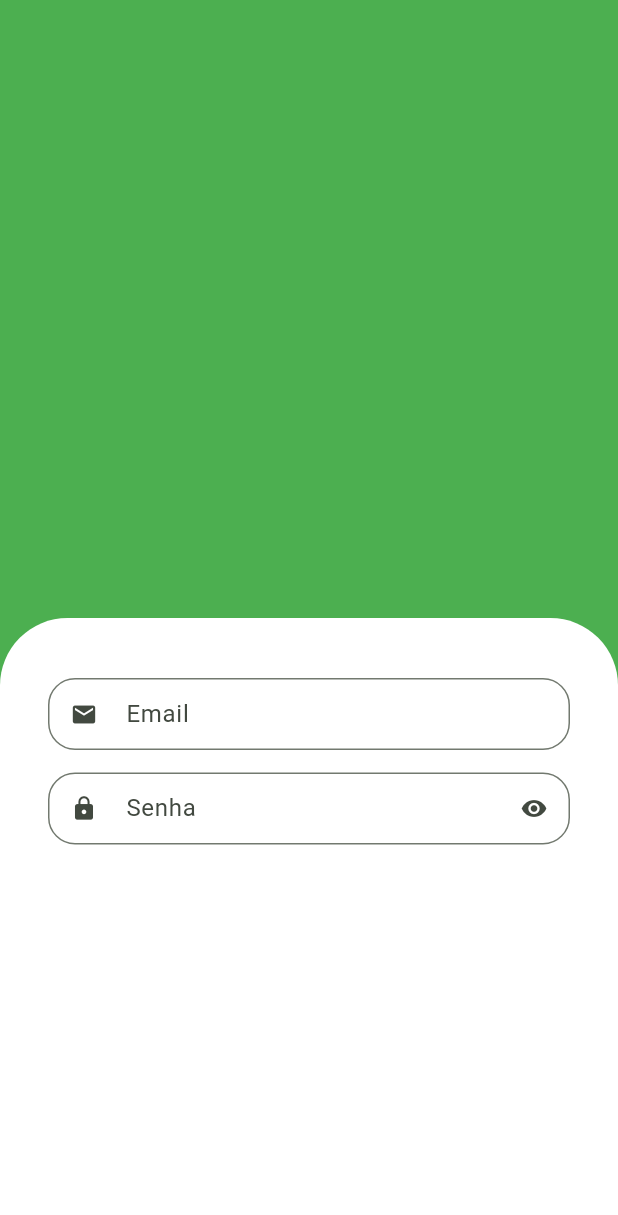
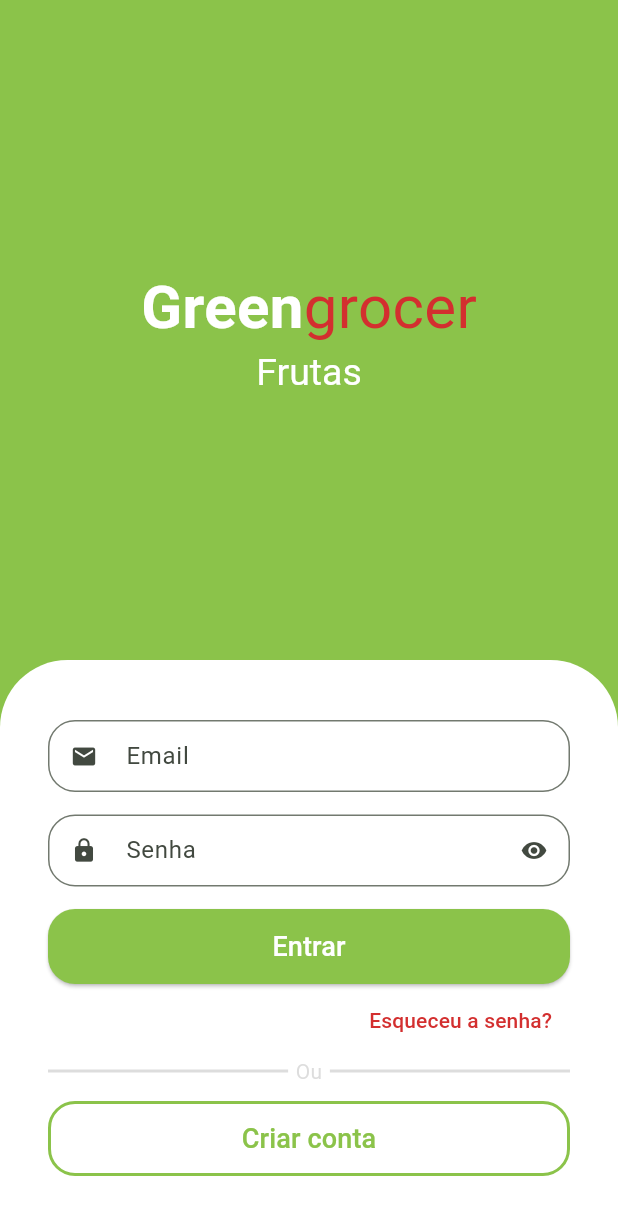
Before and after one commit to randradee/greengrocer, a Flutter app: the screen it shows after launch, on a phone screen of 412 x 824 dp. Shown: the top 1215 px of the screen. Run offline on Flutter 3.47's test engine with Material 3 defaults, Android fonts, the phone set to English and light mode, and no system bars; drawn by our look-alikes of animated_text_kit.

Commit message:
tela de login finalizada

```diff
--- a/lib/src/auth/sign_in_screen.dart
+++ b/lib/src/auth/sign_in_screen.dart
@@ -1,44 +1,162 @@
 import 'package:flutter/material.dart';
+import 'package:flutter/widgets.dart';
 import 'package:greengrocer/src/auth/components/custom_text_field.dart';
+import 'package:animated_text_kit/animated_text_kit.dart';
+import 'package:greengrocer/src/config/custom_colors.dart';
 
 class SignInScreen extends StatelessWidget {
   const SignInScreen({super.key});
 
   @override
   Widget build(BuildContext context) {
+    final size = MediaQuery.of(context).size;
+
     return Scaffold(
-      backgroundColor: Colors.green,
-      body: Column(
+      backgroundColor: CustomColors.customSwatchColor,
+      body: SingleChildScrollView(
+        child: SizedBox(
+          height: size.height,
+          width: size.width,
+          child: Column(
             children: [
               Expanded(
-            child: Container(
-              color: Colors.green,
+                  child: Column(
+                mainAxisAlignment: MainAxisAlignment.center,
+                children: [
+                  // Nome do app
+                  Text.rich(
+                    TextSpan(style: const TextStyle(fontSize: 40), children: [
+                      const TextSpan(
+                          text: 'Green',
+                          style: TextStyle(
+                              color: Colors.white,
+                              fontWeight: FontWeight.bold)),
+                      TextSpan(
+                          text: 'grocer',
+                          style: TextStyle(
+                              color: CustomColors.customContrastColor))
+                    ]),
                   ),
+                  // Categorias
+                  SizedBox(
+                    height: 30,
+                    child: DefaultTextStyle(
+                      style: const TextStyle(fontSize: 25),
+                      child: AnimatedTextKit(
+                          isRepeatingAnimation: true,
+                          repeatForever: true,
+                          pause: Duration.zero,
+                          animatedTexts: [
+                            FadeAnimatedText('Frutas'),
+                            FadeAnimatedText('Verduras'),
+                            FadeAnimatedText('Legumes'),
+                            FadeAnimatedText('Carnes'),
+                            FadeAnimatedText('Cereais'),
+                            FadeAnimatedText('Laticínios'),
+                          ]),
                     ),
-          Expanded(
-            child: Container(
-              padding: const EdgeInsets.symmetric(horizontal: 32, vertical: 40),
+                  )
+                ],
+              )),
+              // Formulário
+              Container(
+                padding:
+                    const EdgeInsets.symmetric(horizontal: 32, vertical: 40),
                 decoration: const BoxDecoration(
                     color: Colors.white,
                     borderRadius:
                         BorderRadius.vertical(top: Radius.circular(45))),
                 child: Column(
+                  crossAxisAlignment: CrossAxisAlignment.stretch,
                   children: [
-                  CustomTextField(
+                    // Email
+                    const CustomTextField(
                       icon: Icons.email,
                       text: 'Email',
                     ),
-                  CustomTextField(
+                    // Senha
+                    const CustomTextField(
                       icon: Icons.lock,
                       text: 'Senha',
                       isSecret: true,
                     ),
+                    // Botão entrar
+                    SizedBox(
+                      height: 50,
+                      child: ElevatedButton(
+                          onPressed: () {},
+                          style: ElevatedButton.styleFrom(
+                              backgroundColor: CustomColors.customSwatchColor,
+                              shape: RoundedRectangleBorder(
+                                  borderRadius: BorderRadius.circular(18))),
+                          child: const Text(
+                            'Entrar',
+                            style: TextStyle(fontSize: 18, color: Colors.white),
+                          )),
+                    ),
+                    // Esqueceu a senha?
+                    Align(
+                      alignment: Alignment.centerRight,
+                      child: TextButton(
+                          onPressed: () {},
+                          child: Text(
+                            'Esqueceu a senha?',
+                            style: TextStyle(
+                                color: CustomColors.customContrastColor),
+                          )),
+                    ),
+                    // Divisor
+                    Padding(
+                      padding: const EdgeInsets.only(bottom: 10),
+                      child: Row(
+                        children: [
+                          Expanded(
+                            child: Divider(
+                              color: Colors.grey.withAlpha(90),
+                              thickness: 2,
+                            ),
+                          ),
+                          Padding(
+                            padding: const EdgeInsets.symmetric(horizontal: 5),
+                            child: Text(
+                              'Ou',
+                              style:
+                                  TextStyle(color: Colors.grey.withAlpha(90)),
+                            ),
+                          ),
+                          Expanded(
+                            child: Divider(
+                              color: Colors.grey.withAlpha(90),
+                              thickness: 2,
+                            ),
+                          ),
                         ],
                       ),
+                    ),
+                    // Botão criar conta
+                    SizedBox(
+                        height: 50,
+                        child: OutlinedButton(
+                            onPressed: () {},
+                            style: OutlinedButton.styleFrom(
+                                shape: RoundedRectangleBorder(
+                                    borderRadius: BorderRadius.circular(18)),
+                                side: BorderSide(
+                                    width: 2,
+                                    color: CustomColors.customSwatchColor)),
+                            child: Text(
+                              'Criar conta',
+                              style: TextStyle(
+                                  color: CustomColors.customSwatchColor,
+                                  fontSize: 18),
+                            )))
+                  ],
                 ),
               )
             ],
           ),
+        ),
+      ),
     );
   }
 }
--- /dev/null
+++ b/lib/src/config/custom_colors.dart
@@ -0,0 +1,20 @@
+import 'package:flutter/material.dart';
+
+Map<int, Color> _swatchOpacity = {
+  50: const Color.fromRGBO(139, 195, 74, .1),
+  100: const Color.fromRGBO(139, 195, 74, .2),
+  200: const Color.fromRGBO(139, 195, 74, .3),
+  300: const Color.fromRGBO(139, 195, 74, .4),
+  400: const Color.fromRGBO(139, 195, 74, .5),
+  500: const Color.fromRGBO(139, 195, 74, .6),
+  600: const Color.fromRGBO(139, 195, 74, .7),
+  700: const Color.fromRGBO(139, 195, 74, .8),
+  800: const Color.fromRGBO(139, 195, 74, .9),
+  900: const Color.fromRGBO(139, 195, 74, 1),
+};
+
+abstract class CustomColors {
+  static Color customContrastColor = Colors.red.shade700;
+  static MaterialColor customSwatchColor =
+      MaterialColor(0xFF8BC34A, _swatchOpacity);
+}
--- a/pubspec.yaml
+++ b/pubspec.yaml
@@ -31,10 +31,8 @@ dependencies:
   flutter:
     sdk: flutter
 
-
-  # The following adds the Cupertino Icons font to your application.
-  # Use with the CupertinoIcons class for iOS style icons.
   cupertino_icons: ^1.0.6
+  animated_text_kit: ^4.2.2
 
 dev_dependencies:
   flutter_test:
```
Also changed, not shown: pubspec.lock. Lines whose indentation alone changed are shown as unchanged.
